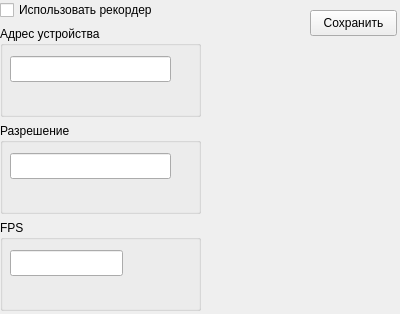
kirilltarasov99/witmotionconnect, file utils/GUI/OptionsWidget.ui: the form before one commit.
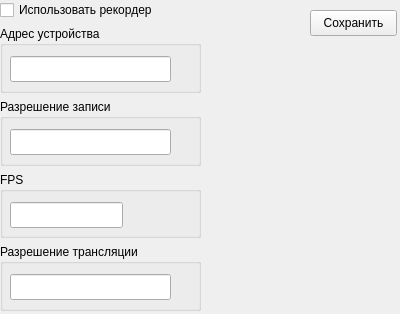
The form after the commit.

Commit message: added settings for livestream

```diff
--- a/utils/GUI/OptionsWidget.ui
+++ b/utils/GUI/OptionsWidget.ui
@@ -63,7 +63,7 @@
     <item>
      <widget class="QGroupBox" name="VCap_resolution_groupBox">
       <property name="title">
-       <string>Разрешение</string>
+       <string>Разрешение записи</string>
       </property>
       <widget class="QLineEdit" name="VCap_resolution_lineEdit">
        <property name="geometry">
@@ -94,6 +94,23 @@
       </widget>
      </widget>
     </item>
+    <item>
+     <widget class="QGroupBox" name="VCap_stream_resolution_groupBox">
+      <property name="title">
+       <string>Разрешение трансляции</string>
+      </property>
+      <widget class="QLineEdit" name="VCap_stream_resolution_lineEdit">
+       <property name="geometry">
+        <rect>
+         <x>10</x>
+         <y>30</y>
+         <width>161</width>
+         <height>26</height>
+        </rect>
+       </property>
+      </widget>
+     </widget>
+    </item>
    </layout>
   </widget>
  </widget>
```
Left out of the diff: 4 changed lines with no effect on the pictures. The commit also changes 2 other files.
